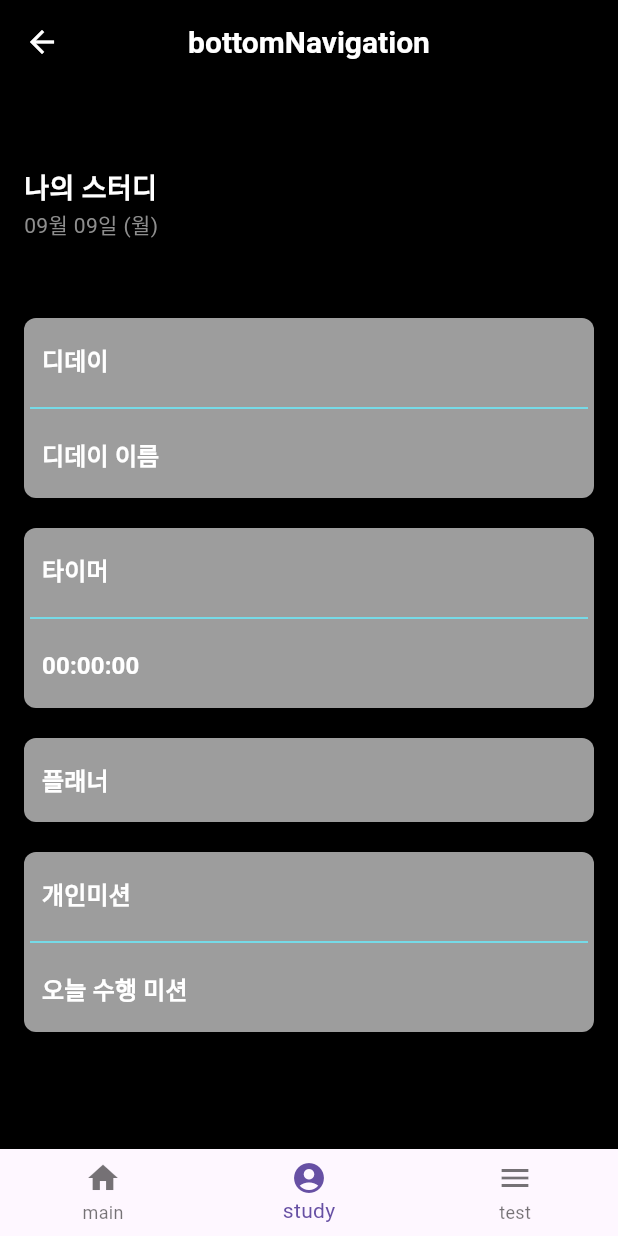
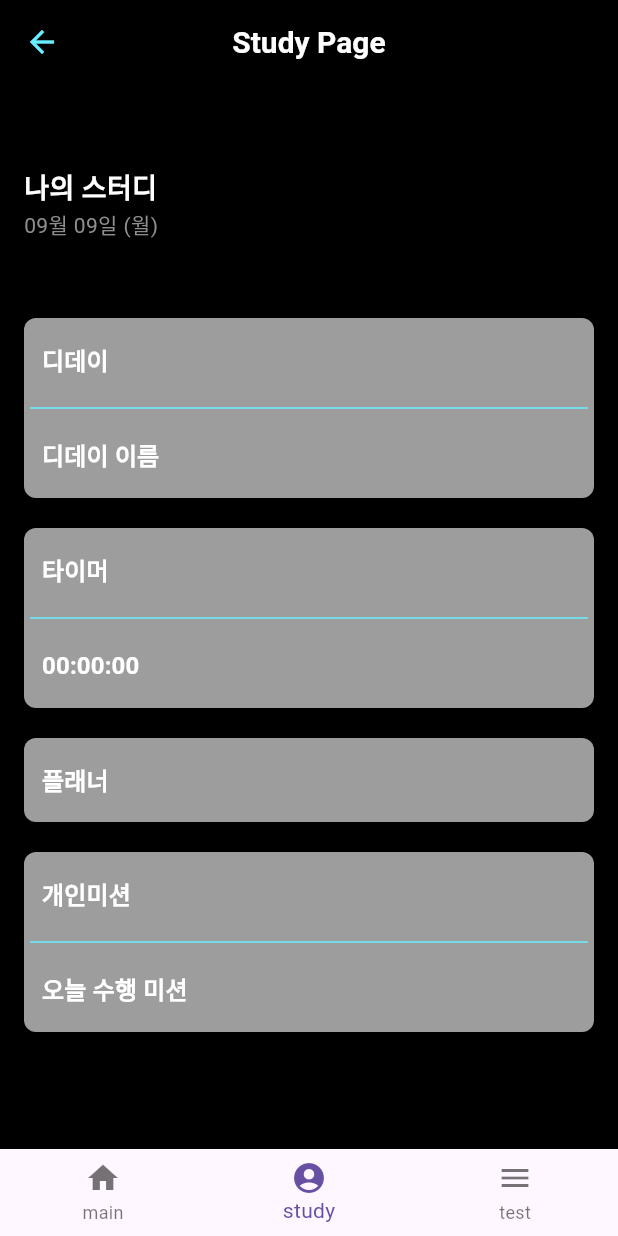
Before and after one commit to Hit-TheBook/frontend, a Flutter app: the App screen opened directly, item 5 of the bottom bar chosen, after a tap on "디데이 이름", on a phone screen of 412 x 824 dp. Run offline on Flutter 3.47's test engine with Material 3 defaults, Android fonts, the phone set to English and light mode, and no system bars; our stand-ins replace animated_splash_screen, flutter_feather_icons, lottie, page_transition, stop_watch_timer.

Commit message:
리펙토

```diff
--- a/lib/main.dart
+++ b/lib/main.dart
@@ -3,9 +3,9 @@ import 'package:project1/colors.dart';
 import 'package:animated_splash_screen/animated_splash_screen.dart';
 import 'package:lottie/lottie.dart';
 import 'package:page_transition/page_transition.dart';
-import 'package:project1/mainpage.dart';
+import 'package:project1/pages/main_page.dart';
 import 'package:intl/date_symbol_data_local.dart';
-import 'package:project1/registerpage.dart';
+import 'package:project1/pages/register_page.dart';
 import 'package:project1/theme.dart'; // Import your theme file
 
 void main() async {
--- a/lib/app.dart
+++ b/lib/pages/app_page.dart
@@ -1,44 +1,40 @@
-import 'package:flutter/foundation.dart';
+
 import 'package:flutter/material.dart';
-import 'package:flutter_feather_icons/flutter_feather_icons.dart';
-import 'mainpage.dart';
-import 'studypage.dart';
-import 'testpage.dart';
+import 'package:project1/colors.dart';
+import 'package:project1/widgets/custom_appbar.dart';
+import 'package:project1/pages/study_page.dart';
+import 'package:project1/pages/test_page.dart';
+
+import 'main_page.dart'; // CustomAppBar 파일을 임포트
 
 class App extends StatefulWidget {
   const App({super.key});
 
-@override
-State<App> createState() => _AppState();
+  @override
+  State<App> createState() => _AppState();
 }
 
 class _AppState extends State<App> {
   var _index = 0;
 
-  final List _pages = [
+  final List<Widget> _pages = [
     const MainPage(),
     const StudyPage(),
     const TestPage(),
   ];
 
-
   @override
   Widget build(BuildContext context) {
     return Scaffold(
-      appBar: AppBar(
-        title: const Text('bottomNavigation'),
-
+      appBar: CustomAppBar(
+        title: _getAppBarTitle(_index),
       ),
-
       body: _pages[_index],
       bottomNavigationBar: BottomNavigationBar(
         currentIndex: _index,
         onTap: (value) {
           setState(() {
             _index = value;
-            if (kDebugMode) {
-              print(_index);
-            }
           });
         },
         items: const [
@@ -46,7 +42,21 @@ class _AppState extends State<App> {
           BottomNavigationBarItem(
               icon: Icon(Icons.account_circle_rounded), label: 'study'),
           BottomNavigationBarItem(icon: Icon(Icons.menu), label: 'test'),
-        ],),
+        ],
+      ),
     );
   }
+
+  String _getAppBarTitle(int index) {
+    switch (index) {
+      case 0:
+        return 'Main Page';
+      case 1:
+        return 'Study Page';
+      case 2:
+        return 'Test Page';
+      default:
+        return 'App';
+    }
+  }
 }
--- a/lib/dday.dart
+++ b/lib/pages/dday_page.dart
@@ -1,10 +1,10 @@
 import 'package:flutter/material.dart';
 import 'package:intl/intl.dart';
-import 'package:project1/ddaydetail.dart';
+import 'package:project1/pages/ddaydetail_page.dart';
 import 'package:project1/theme.dart';
 import 'count_up_timer_page.dart';
-import 'custom_appbar.dart';
-import 'mainpage.dart'; // Import pages for navigation
+import '../widgets/custom_appbar.dart';
+import 'main_page.dart'; // Import pages for navigation
 
 class DdayPage extends StatefulWidget {
   const DdayPage({super.key});
--- a/lib/mainpage.dart
+++ b/lib/pages/main_page.dart
@@ -1,8 +1,8 @@
 // lib/main_page.dart
 import 'package:flutter/material.dart';
-import 'package:project1/studypage.dart';
-import 'package:project1/testpage.dart';
-import 'package:project1/bottom_nav_bar.dart'; // BottomNavBar import
+import 'package:project1/pages/study_page.dart';
+import 'package:project1/pages/test_page.dart';
+import 'package:project1/widgets/bottom_nav_bar.dart'; // BottomNavBar import
 import 'package:flutter_feather_icons/flutter_feather_icons.dart';
 
 class MainPage extends StatefulWidget {
--- a/lib/registerpage.dart
+++ b/lib/pages/register_page.dart
@@ -1,7 +1,7 @@
 import 'package:flutter/material.dart';
 import 'package:project1/colors.dart';
 import 'package:project1/theme.dart'; // Import the theme
-import 'package:project1/username.dart'; // Import the UsernamePage
+import 'package:project1/pages/login_page.dart'; // Import the UsernamePage
 
 class RegisterPage extends StatelessWidget {
   const RegisterPage({super.key});
--- a/lib/custom_appbar.dart
+++ b/lib/widgets/custom_appbar.dart
@@ -1,3 +1,4 @@
+// lib/custom_app_bar.dart
 import 'package:flutter/material.dart';
 import 'package:project1/colors.dart';
 
@@ -20,7 +21,7 @@ class CustomAppBar extends StatelessWidget implements PreferredSizeWidget {
         ),
       ),
       iconTheme: const IconThemeData(
-        color: neonskyblue1, // 뒤로가기 아이콘의 색깔을 흰색으로 설정
+        color: neonskyblue1, // 뒤로가기 아이콘의 색깔을 설정
       ),
     );
   }
--- a/pubspec.yaml
+++ b/pubspec.yaml
@@ -14,8 +14,8 @@ dependencies:
   cupertino_icons: ^1.0.6
   animated_splash_screen: ^1.3.0
   page_transition: "^2.1.0" #스플래쉬 화면이후 페이지 나타는방법
-  lottie: ^3.1.2
-  http: ^1.2.2
+  lottie: ^3.1.2 # 스플래쉬 애니메이션
+  http: ^1.2.2 #api통신
   shared_preferences: ^2.0.6
   kakao_flutter_sdk: ^1.9.5 # 전체 추가
   #kakao_flutter_sdk_user: ^1.9.5 # 카카오 로그인 API 패키지
```
Also changed, not shown: lib/pages/study_page.dart (renamed from lib/studypage.dart, +4 -4 lines), lib/pages/timer.dart (renamed from lib/timer.dart, +6 -6 lines), lib/api/api_helper.dart (added), lib/models/deday_model.dart (added), lib/pages/count_up_timer_page.dart (renamed from lib/count_up_timer_page.dart), lib/pages/ddaydetail_page.dart (renamed from lib/ddaydetail.dart), lib/pages/login_page.dart (renamed from lib/username.dart), lib/pages/planner_page.dart (renamed from lib/planner.dart), lib/pages/test_page.dart (renamed from lib/testpage.dart), lib/widgets/bottom_nav_bar.dart (renamed from lib/bottom_nav_bar.dart).
